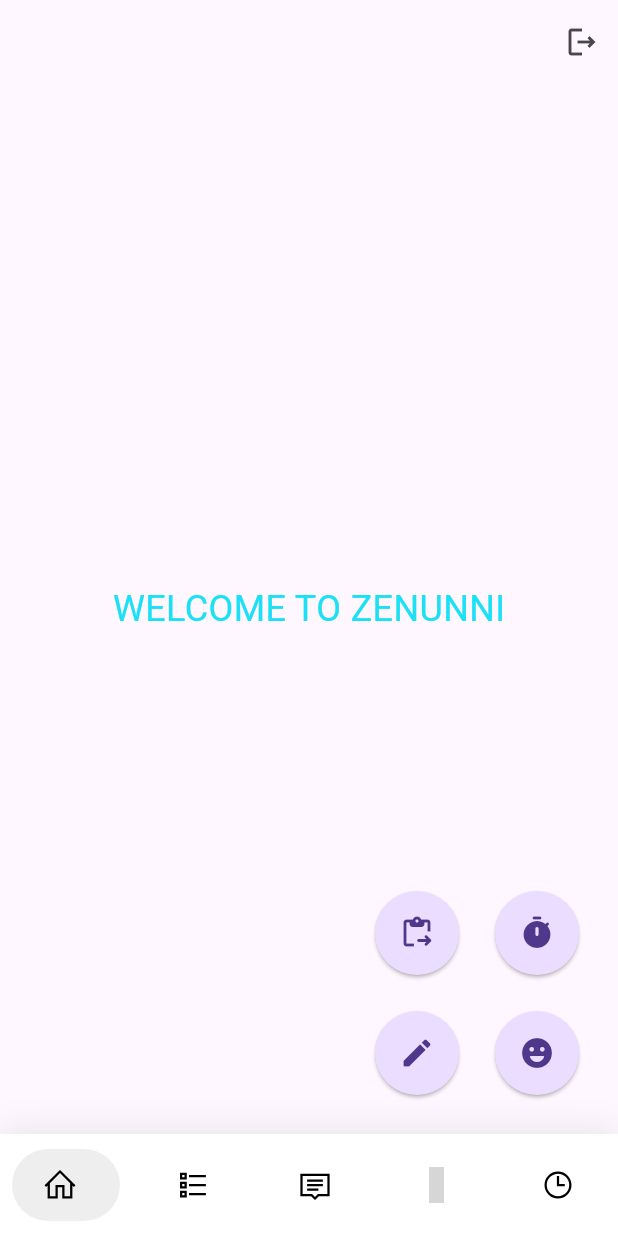
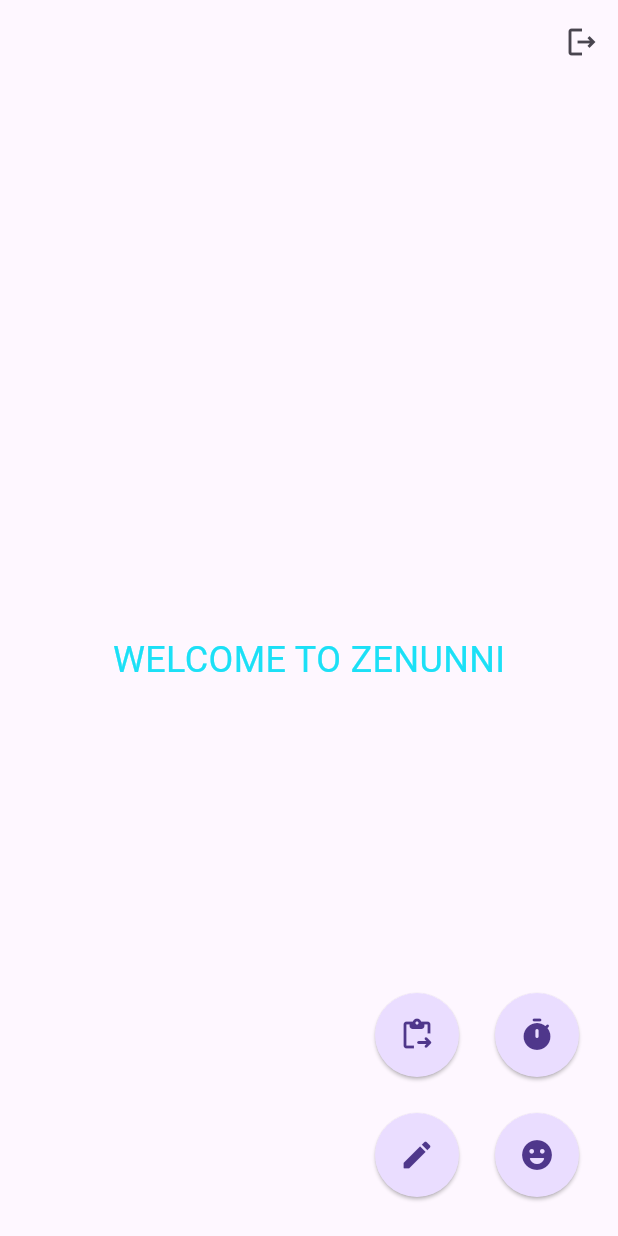
Before and after one commit to jydv402/ZenUnni, a Flutter app: the screen it shows once a user with an empty profile is signed in, on a phone screen of 412 x 824 dp. Run offline on Flutter 3.47's test engine with Material 3 defaults, Android fonts, the phone set to English and light mode, and no system bars; drawn by our look-alikes of google_nav_bar; our stand-ins replace cloud_firestore, firebase_auth, firebase_core, flutter_dotenv, flutter_markdown, flutter_riverpod and 1 more; missing offline and left inert: langchain, langchain_google; accounts and stored records are empty; network calls fail; grey boxes are pictures that could not be loaded.

Commit message:
Revert "implemented bottom nav bar"
This reverts commit 18acc0789b7e7b68aaf284a66f0c501754556992.

```diff
--- a/lib/auth_pages/auth_page.dart
+++ b/lib/auth_pages/auth_page.dart
@@ -1,6 +1,5 @@
 import 'package:firebase_auth/firebase_auth.dart';
 import 'package:flutter/material.dart';
-import 'package:zen/components/nav.dart';
 import 'package:zen/screens/home.dart';
 import 'package:zen/auth_pages/login_page.dart';
 
@@ -15,7 +14,7 @@ class AuthPage extends StatelessWidget {
             builder: (context, snapshot) {
               //if user is logged in
               if (snapshot.hasData) {
-                return const ZenBar();
+                return const LandPage();
               }
               //if user is not logged in
               else {
--- a/lib/components/nav.dart
+++ /dev/null
@@ -1,89 +0,0 @@
-import 'package:flutter/material.dart';
-import 'package:google_nav_bar/google_nav_bar.dart';
-import 'package:line_icons/line_icons.dart';
-import 'package:zen/screens/chat_page.dart';
-import 'package:zen/screens/currmood.dart';
-import 'package:zen/screens/home.dart';
-import 'package:zen/screens/pomodoro_page.dart';
-import 'package:zen/screens/todo.dart';
-
-class ZenBar extends StatefulWidget {
-  const ZenBar({super.key});
-
-  @override
-  State<ZenBar> createState() => ZenBarState();
-}
-
-class ZenBarState extends State<ZenBar> {
-  int _selectedIndex = 0;
-  static const List<Widget> _widgetOptions = <Widget>[
-    LandPage(),
-    Todo(),
-    ChatPage(),
-    CurrentMood(),
-    PomodoroPage()
-  ];
-  @override
-  Widget build(BuildContext context) {
-    return Scaffold(
-      body: Center(
-        child: _widgetOptions.elementAt(_selectedIndex),
-      ),
-      bottomNavigationBar: Container(
-        decoration: BoxDecoration(
-          color: Colors.white,
-          boxShadow: [
-            BoxShadow(
-              blurRadius: 20,
-              color: Colors.black.withValues(alpha: .1),
-            )
-          ],
-        ),
-        child: SafeArea(
-          child: Padding(
-            padding: const EdgeInsets.symmetric(horizontal: 8, vertical: 10),
-            child: GNav(
-              rippleColor: Colors.grey[300]!,
-              hoverColor: Colors.grey[100]!,
-              gap: 8,
-              activeColor: Colors.black,
-              iconSize: 24,
-              padding: EdgeInsets.symmetric(horizontal: 20, vertical: 12),
-              duration: Duration(milliseconds: 400),
-              tabBackgroundColor: Colors.grey[200]!,
-              color: Colors.black,
-              tabs: [
-                GButton(
-                  icon: LineIcons.home,
-                  //text: 'Home',
-                ),
-                GButton(
-                  icon: LineIcons.list,
-                  //text: 'Todo',
-                ),
-                GButton(
-                  icon: LineIcons.comment,
-                  //text: 'Chat',
-                ),
-                GButton(
-                  icon: LineIcons.smilingFace,
-                  //text: 'Mood',
-                ),
-                GButton(
-                  icon: LineIcons.clock,
-                  // text: 'More',
-                ),
-              ],
-              selectedIndex: _selectedIndex,
-              onTabChange: (index) {
-                setState(() {
-                  _selectedIndex = index;
-                });
-              },
-            ),
-          ),
-        ),
-      ),
-    );
-  }
-}
--- a/lib/main.dart
+++ b/lib/main.dart
@@ -3,7 +3,6 @@ import 'package:flutter_dotenv/flutter_dotenv.dart';
 import 'package:flutter_riverpod/flutter_riverpod.dart';
 import 'package:zen/auth_pages/auth_page.dart';
 import 'package:firebase_core/firebase_core.dart';
-import 'package:zen/components/nav.dart';
 import 'package:zen/screens/chat_page.dart';
 import 'package:zen/screens/currMood.dart';
 import 'package:zen/screens/habit.dart';
@@ -35,7 +34,6 @@ class MyApp extends StatelessWidget {
       initialRoute: '/', //Specifies the initial page route
       routes: {
         '/': (context) => const AuthPage(),
-        '/nav': (context) => const ZenBar(),
         '/username': (context) => const Username(),
         '/home': (context) => const LandPage(),
         '/chat': (context) => const ChatPage(),
--- a/lib/screens/home.dart
+++ b/lib/screens/home.dart
@@ -1,6 +1,5 @@
 import 'package:firebase_auth/firebase_auth.dart';
 import 'package:flutter/material.dart';
-import 'package:flutter_riverpod/flutter_riverpod.dart';
 
 class LandPage extends StatelessWidget {
   const LandPage({super.key});
--- a/lib/screens/todo.dart
+++ b/lib/screens/todo.dart
@@ -2,6 +2,7 @@ import 'package:flutter/material.dart';
 import 'package:zen/screens/home.dart';
 import 'package:zen/services/task_serv.dart';
 import 'package:flutter_riverpod/flutter_riverpod.dart';
+
 
 //where data of each task is stored when user is selecting options
 class Task {
@@ -12,13 +13,14 @@ class Task {
   bool isDone;
   final Function(bool?)? onChanged;
   //constructor
-  Task(
-      {required this.name,
-      required this.description,
-      required this.date,
-      required this.priority,
-      required this.isDone,
-      this.onChanged});
+  Task({
+    required this.name,
+    required this.description,
+    required this.date,
+    required this.priority,
+    required this.isDone,
+    this.onChanged
+  });
 }
 
 class Todo extends ConsumerStatefulWidget {
@@ -44,8 +46,10 @@ class _TodoState extends ConsumerState<Todo> {
       isDone = value ?? false;
     });
   }
+  @override
 
-  @override
+
+
   void dispose() {
     nameController.dispose();
     descController.dispose();
@@ -228,7 +232,8 @@ class _TodoState extends ConsumerState<Todo> {
                                 description: descController.text,
                                 date: dateTime,
                                 priority: _prior,
-                                isDone: isDone);
+                                isDone: isDone
+                            );
 
                             // Add task to local state and Firebase
                             addTaskCallback(task);
@@ -247,8 +252,7 @@ class _TodoState extends ConsumerState<Todo> {
                             print("error fields must be null");
                           }
                         },
-                        child: const Icon(Icons.check,
-                            size: 25, color: Colors.green),
+                        child: const Icon(Icons.check, size: 25, color: Colors.green),
                       ),
                     ],
                   )
@@ -318,10 +322,8 @@ class _TodoState extends ConsumerState<Todo> {
                         },
                       );
                     },
-                    loading: () =>
-                        const Center(child: CircularProgressIndicator()),
-                    error: (error, stack) =>
-                        Center(child: Text('Error: $error')),
+                    loading: () => const Center(child: CircularProgressIndicator()),
+                    error: (error, stack) => Center(child: Text('Error: $error')),
                   );
                 },
               ),
--- a/pubspec.yaml
+++ b/pubspec.yaml
@@ -35,8 +35,6 @@ dependencies:
   # The following adds the Cupertino Icons font to your application.
   # Use with the CupertinoIcons class for iOS style icons.
   cupertino_icons: ^1.0.8
-  google_nav_bar: ^5.0.7
-  line_icons: ^2.0.3
   glassmorphism_widgets: ^0.2.2
   firebase_core: ^3.10.0
   firebase_auth: ^5.4.0
```
Also changed, not shown: pubspec.lock.
